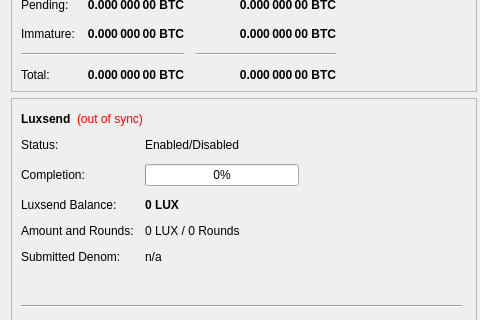
LUX-Core/lux, file src/qt/forms/overviewpage.ui: the form before one commit; both pictures show x 0 to 480 and y 124 to 444 of the 960 by 615 pixel window.
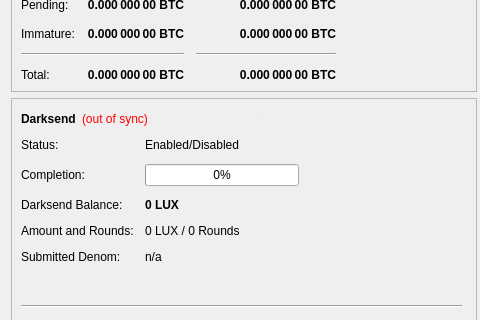
The form after the commit.

Commit message: Refactoring - obfuscation to darksend for better reveals its purpose

The edit to the form file:
```diff
--- a/src/qt/forms/overviewpage.ui
+++ b/src/qt/forms/overviewpage.ui
@@ -461,7 +461,7 @@
            <item row="2" column="0">
             <widget class="QLabel" name="labelAnonymizedText">
              <property name="text">
-              <string>Luxsend Balance:</string>
+              <string>Darksend Balance:</string>
              </property>
             </widget>
            </item>
@@ -1078,7 +1078,7 @@
               </font>
              </property>
              <property name="text">
-              <string>Luxsend</string>
+              <string>Darksend</string>
              </property>
             </widget>
            </item>
```
Left out of the diff: 20 changed lines with no effect on the pictures. The commit also changes 62 other files.
